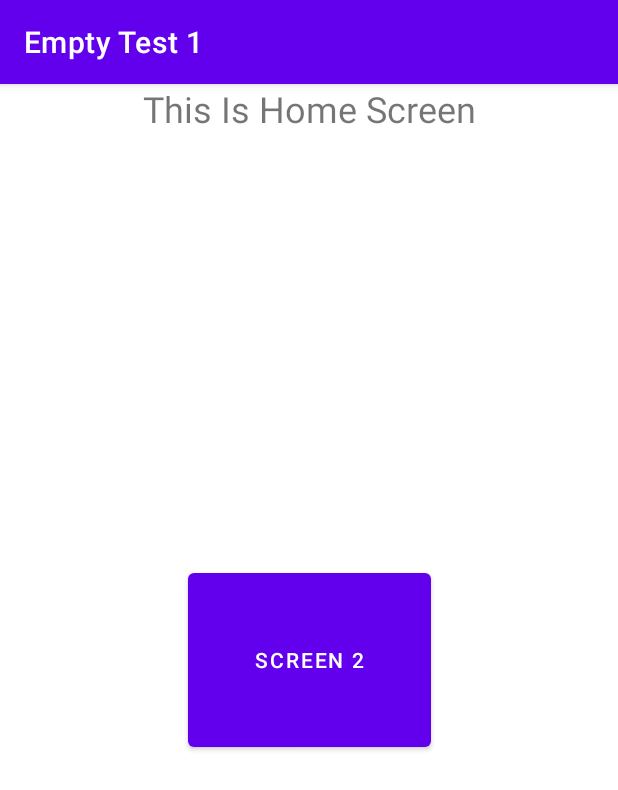
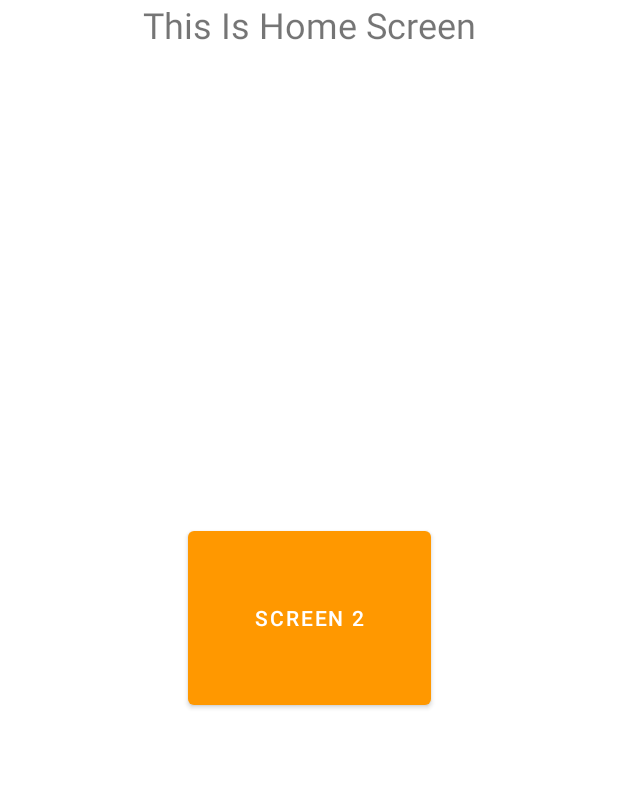
Before and after one commit to solsticefox/SampleApp1, an Android app: the screen it shows after launch (MainActivity), on a phone screen of 412 x 824 dp. Shown: the top 790 px of the screen. Run offline under Robolectric (Android 15) with nearby library versions, the phone set to English and light mode, and no system bars; our stand-ins replace Firebase (no records; nobody signed in at launch, a user with empty details on screens opened directly).

Commit message:
Final example

```diff
--- a/app/src/main/AndroidManifest.xml
+++ b/app/src/main/AndroidManifest.xml
@@ -6,9 +6,9 @@
         android:allowBackup="true"
         android:dataExtractionRules="@xml/data_extraction_rules"
         android:fullBackupContent="@xml/backup_rules"
-        android:icon="@mipmap/ic_launcher"
+        android:icon="@mipmap/ic_launcher_foreground"
         android:label="@string/app_name"
-        android:roundIcon="@mipmap/ic_launcher_round"
+        android:roundIcon="@mipmap/ic_launcher_foreground"
         android:supportsRtl="true"
         android:theme="@style/Theme.EmptyTest1"
         tools:targetApi="31"
--- a/app/src/main/res/mipmap-anydpi-v26/ic_launcher.xml
+++ /dev/null
@@ -1,6 +0,0 @@
-<?xml version="1.0" encoding="utf-8"?>
-<adaptive-icon xmlns:android="http://schemas.android.com/apk/res/android">
-    <background android:drawable="@drawable/ic_launcher_background" />
-    <foreground android:drawable="@drawable/ic_launcher_foreground" />
-    <monochrome android:drawable="@drawable/ic_launcher_foreground" />
-</adaptive-icon>
--- a/app/src/main/res/mipmap-anydpi-v26/ic_launcher_round.xml
+++ /dev/null
@@ -1,6 +0,0 @@
-<?xml version="1.0" encoding="utf-8"?>
-<adaptive-icon xmlns:android="http://schemas.android.com/apk/res/android">
-    <background android:drawable="@drawable/ic_launcher_background" />
-    <foreground android:drawable="@drawable/ic_launcher_foreground" />
-    <monochrome android:drawable="@drawable/ic_launcher_foreground" />
-</adaptive-icon>
--- a/app/src/main/res/values-night/themes.xml
+++ /dev/null
@@ -1,16 +0,0 @@
-<resources xmlns:tools="http://schemas.android.com/tools">
-    <!-- Base application theme. -->
-    <style name="Theme.EmptyTest1" parent="Theme.MaterialComponents.DayNight.DarkActionBar">
-        <!-- Primary brand color. -->
-        <item name="colorPrimary">@color/purple_200</item>
-        <item name="colorPrimaryVariant">@color/purple_700</item>
-        <item name="colorOnPrimary">@color/black</item>
-        <!-- Secondary brand color. -->
-        <item name="colorSecondary">@color/teal_200</item>
-        <item name="colorSecondaryVariant">@color/teal_200</item>
-        <item name="colorOnSecondary">@color/black</item>
-        <!-- Status bar color. -->
-        <item name="android:statusBarColor">?attr/colorPrimaryVariant</item>
-        <!-- Customize your theme here. -->
-    </style>
-</resources>
--- a/app/src/main/res/values/themes.xml
+++ b/app/src/main/res/values/themes.xml
@@ -1,9 +1,9 @@
 <resources xmlns:tools="http://schemas.android.com/tools">
     <!-- Base application theme. -->
-    <style name="Theme.EmptyTest1" parent="Theme.MaterialComponents.DayNight.DarkActionBar">
+    <style name="Theme.EmptyTest1" parent="Theme.MaterialComponents.DayNight.NoActionBar">
         <!-- Primary brand color. -->
-        <item name="colorPrimary">@color/purple_500</item>
-        <item name="colorPrimaryVariant">@color/purple_700</item>
+        <item name="colorPrimary">#FF9800</item>
+        <item name="colorPrimaryVariant">#FF5722</item>
         <item name="colorOnPrimary">@color/white</item>
         <!-- Secondary brand color. -->
         <item name="colorSecondary">@color/teal_200</item>
```
Also changed, not shown: app/src/main/res/mipmap-hdpi/ic_launcher.webp (deleted), app/src/main/res/mipmap-hdpi/ic_launcher_round.webp (deleted), app/src/main/res/mipmap-mdpi/ic_launcher.webp (deleted), app/src/main/res/mipmap-mdpi/ic_launcher_foreground.png (added), app/src/main/res/mipmap-mdpi/ic_launcher_round.webp (deleted), app/src/main/res/mipmap-xhdpi/ic_launcher.webp (deleted), app/src/main/res/mipmap-xhdpi/ic_launcher_round.webp (deleted), app/src/main/res/mipmap-xxhdpi/ic_launcher.webp (deleted), app/src/main/res/mipmap-xxhdpi/ic_launcher_round.webp (deleted), app/src/main/res/mipmap-xxxhdpi/ic_launcher.webp (deleted), app/src/main/res/mipmap-xxxhdpi/ic_launcher_round.webp (deleted).
